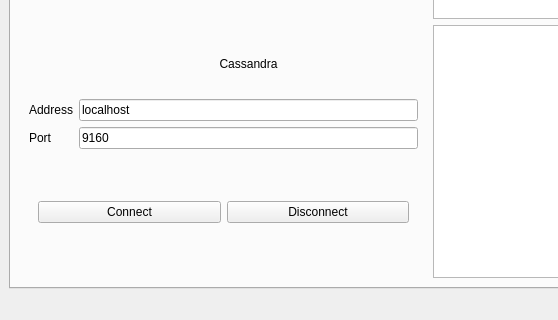
Old version of the form snapwebsites/snap-manager/snap-manager-mainwindow.ui in the repository m2osw/snapcpp; both pictures show x 0 to 558 and y 297 to 617 of the 859 by 617 pixel window.
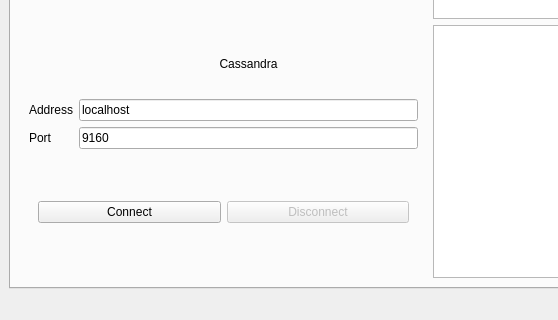
New version of the form.

Commit message:
Connect/Disconnect buttons for cassandra now greyed when connected/disconnected.
Also, changed the names of the buttons to have an "f_" prepended, and
the word "Button". No longer need to connect the signal manually now,
because the moc compiler figures it out.

What changed in the file:
```diff
--- a/snapwebsites/snap-manager/snap-manager-mainwindow.ui
+++ b/snapwebsites/snap-manager/snap-manager-mainwindow.ui
@@ -176,7 +176,10 @@
                </widget>
               </item>
               <item>
-               <widget class="QPushButton" name="cassandraDisconnect">
+               <widget class="QPushButton" name="f_cassandraDisconnectButton">
+                <property name="enabled">
+                 <bool>false</bool>
+                </property>
                 <property name="text">
                  <string>Disconnect</string>
                 </property>
```
Left out of the diff: 2 changed lines with no effect on the pictures. The commit also changes 2 other files.
